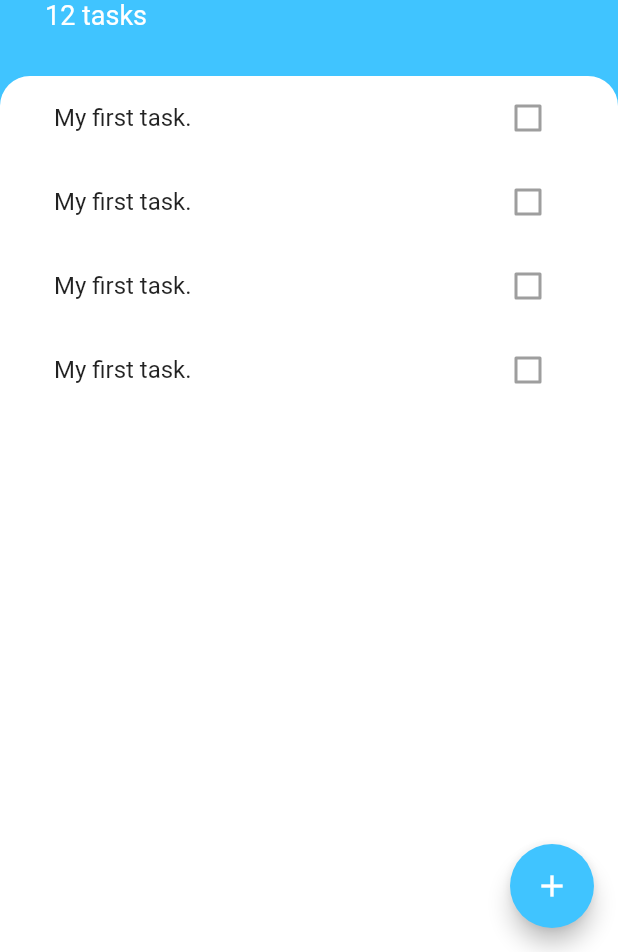
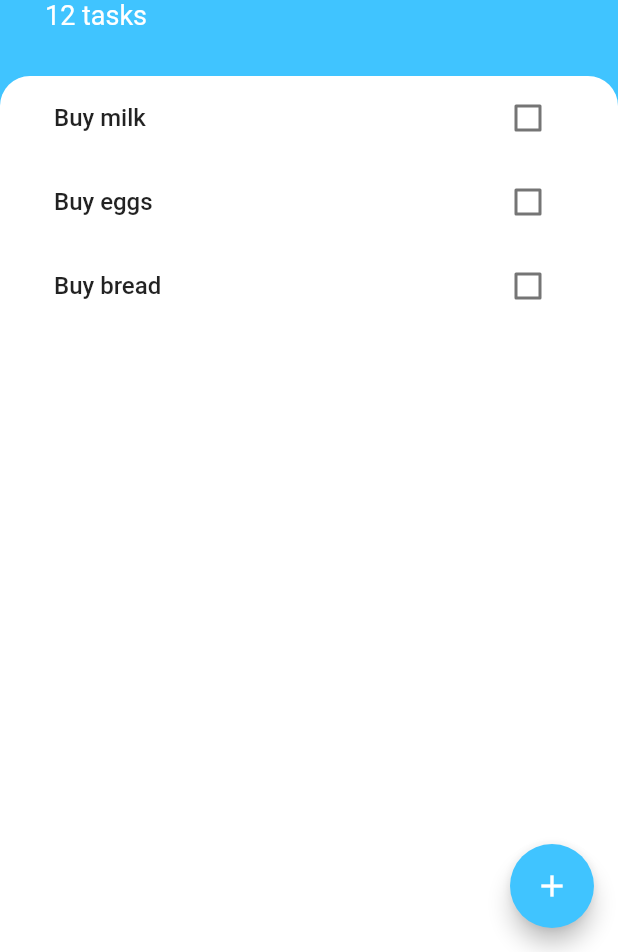
Before and after one commit to FadyWaheed11/todoey, a Flutter app: the screen it shows after launch, on a phone screen of 412 x 824 dp, the part 284-1236 px from its top. Run offline on Flutter 3.47's test engine with Material 2 defaults, Android fonts, the phone set to English and light mode, and no system bars.

```diff
--- /dev/null
+++ b/lib/models/task.dart
@@ -0,0 +1,9 @@
+class Task{
+  final String name;
+  bool isDone;
+  Task({this.name , this.isDone = false});
+
+  void toggleDone(){
+    isDone = !isDone;
+  }
+}
--- a/lib/widgets/task_list.dart
+++ b/lib/widgets/task_list.dart
@@ -1,17 +1,34 @@
 import 'package:flutter/material.dart';
+import 'package:todey/models/task.dart';
 import 'package:todey/widgets/task_tile.dart';
 
-class TaskList extends StatelessWidget {
+class TaskList extends StatefulWidget {
+  @override
+  _TaskListState createState() => _TaskListState();
+}
+
+class _TaskListState extends State<TaskList> {
+  List<Task> tasks = [
+    Task(name: 'Buy milk'),
+    Task(name: 'Buy eggs'),
+    Task(name: 'Buy bread'),
+  ];
 
   @override
   Widget build(BuildContext context) {
-    return ListView(
-      children: <Widget>[
-        TaskTile(),
-        TaskTile(),
-        TaskTile(),
-        TaskTile(),
-      ],
+    return ListView.builder(
+      itemCount: tasks.length,
+      itemBuilder: (context, index) {
+        return TaskTile(
+          taskTile: tasks[index].name,
+          isChecked: tasks[index].isDone,
+          checkBoxState:(bool checkboxState){
+            setState(() {
+              tasks[index].toggleDone();
+            });
+          }
+        );
+      },
     );
   }
 }
--- a/lib/widgets/task_tile.dart
+++ b/lib/widgets/task_tile.dart
@@ -2,11 +2,25 @@ import 'package:flutter/material.dart';
 
 class TaskTile extends StatelessWidget {
 
+  final bool isChecked;
+  final String taskTile;
+  final Function checkBoxState;
+  TaskTile({this.isChecked, this.taskTile,this.checkBoxState});
+
   @override
   Widget build(BuildContext context) {
     return ListTile(
-      title: Text('My first task.'),
-      trailing: Checkbox(value: false),
+        title: Text(
+          taskTile,
+          style: TextStyle(
+              fontWeight: FontWeight.w500,
+              decoration: isChecked ? TextDecoration.lineThrough : null),
+        ),
+        trailing: Checkbox(
+          value: isChecked,
+          activeColor: Colors.lightBlueAccent,
+          onChanged: checkBoxState,
+        )
     );
   }
 }
```
